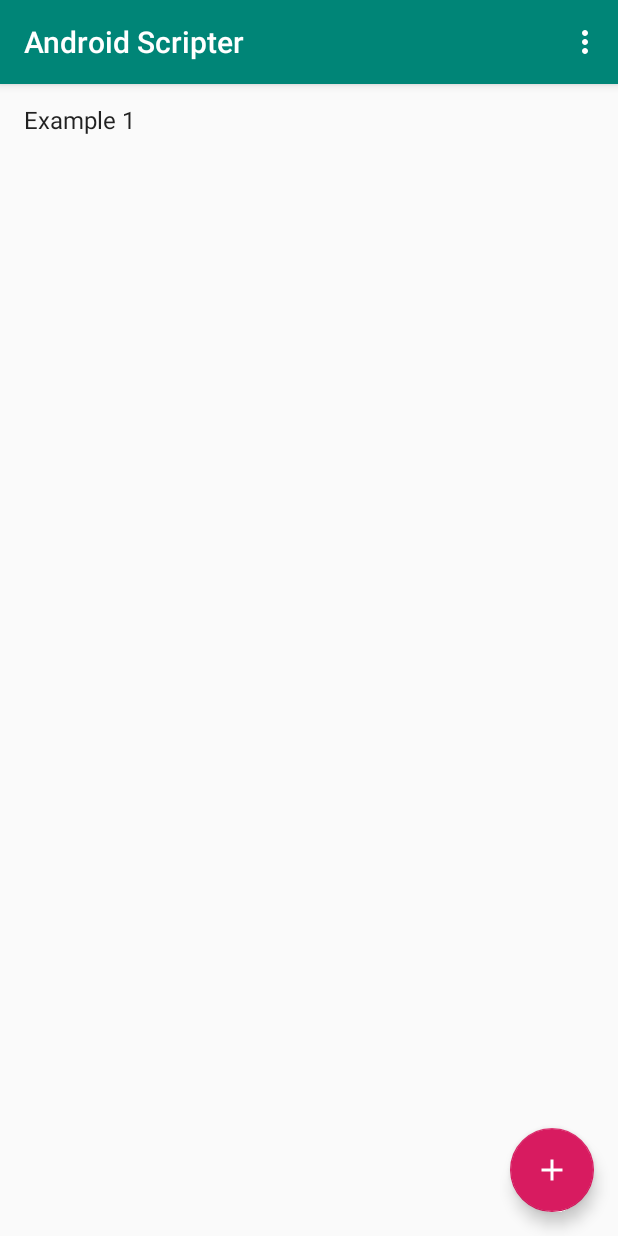
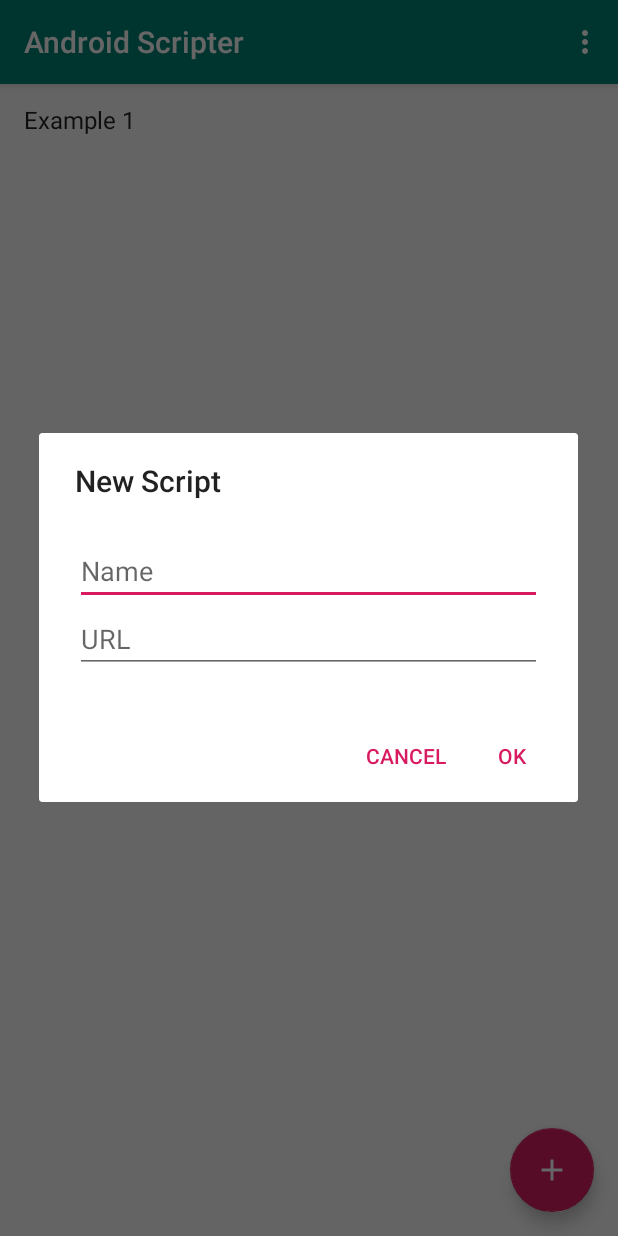
Before and after one commit to ETS-Android5/AndroidScripter, an Android app: the screen it shows after launch (ScriptListActivity), after a tap on an icon or button, on a phone screen of 412 x 824 dp. Run offline under Robolectric (Android 15) with nearby library versions, the phone set to English and light mode, and no system bars.

Commit message:
Add script storage manager, and add dialog to create script entries

```diff
--- a/app/src/main/java/com/tsiemens/androidscripter/activity/ScriptListActivity.kt
+++ b/app/src/main/java/com/tsiemens/androidscripter/activity/ScriptListActivity.kt
@@ -8,8 +8,10 @@ import android.support.v7.widget.RecyclerView
 import android.view.*
 import android.widget.TextView
 import com.tsiemens.androidscripter.R
+import com.tsiemens.androidscripter.dialog.ScriptEditDialog
 import com.tsiemens.androidscripter.storage.ScriptFile
 import com.tsiemens.androidscripter.storage.ScriptFileStorage
+import com.tsiemens.androidscripter.storage.UserScriptFile
 import com.tsiemens.androidscripter.widget.RecyclerViewClickListener
 
 import kotlinx.android.synthetic.main.activity_script_list.*
@@ -23,8 +25,6 @@ class ScriptListActivity : AppCompatActivity() {
     private val scriptStorage = ScriptFileStorage(this)
 
     private val scriptFiles = arrayListOf<ScriptFile>()
-    private var nextNum = 1
-
 
     override fun onCreate(savedInstanceState: Bundle?) {
         super.onCreate(savedInstanceState)
@@ -37,6 +37,7 @@ class ScriptListActivity : AppCompatActivity() {
 //            scriptFiles.add("Entry " + nextNum.toString())
 //            nextNum++
 //            viewAdapter.notifyDataSetChanged()
+            createNewScript()
         }
 
         viewManager = LinearLayoutManager(this)
@@ -89,6 +90,17 @@ class ScriptListActivity : AppCompatActivity() {
         }
     }
 
+    private fun createNewScript() {
+        val createDialog = ScriptEditDialog()
+        createDialog.onOkListener = object : ScriptEditDialog.OnOkListener {
+            override fun onOk(name: String, url: String) {
+                val script = UserScriptFile(0, name, url)
+                scriptFiles.add(script)
+                viewAdapter.notifyDataSetChanged()
+            }
+        }
+        createDialog.show(supportFragmentManager, "Create script dialog")
+    }
 }
 
 class ScriptFileAdapter(private val myDataset: List<ScriptFile>) :
--- /dev/null
+++ b/app/src/main/java/com/tsiemens/androidscripter/dialog/ScriptEditDialog.kt
@@ -0,0 +1,65 @@
+package com.tsiemens.androidscripter.dialog
+
+import android.app.Dialog
+import android.os.Bundle
+import android.support.v4.app.DialogFragment
+import android.support.v7.app.AlertDialog
+import android.view.View
+import android.widget.EditText
+import com.tsiemens.androidscripter.R
+
+class ScriptEditDialog: DialogFragment() {
+    interface OnOkListener {
+        fun onOk(name: String, url: String)
+    }
+
+    private lateinit var dialogView: View
+
+    var onOkListener: OnOkListener? = null
+
+    override fun onCreateDialog(savedInstanceState: Bundle?): Dialog {
+        return activity?.let { fragActivity ->
+            val builder = AlertDialog.Builder(fragActivity)
+            val inflater = requireActivity().layoutInflater
+
+            builder.setTitle("New Script")
+            // Inflate and set the layout for the dialog
+            // Pass null as the parent view because its going in the dialog layout
+            dialogView = inflater.inflate(R.layout.dialog_script_edit, null)
+            builder.setView(dialogView)
+                // Positive click listener is set onStart to override the dismiss behaviour
+                .setPositiveButton(android.R.string.ok, null)
+                .setNegativeButton(android.R.string.cancel, null)
+            builder.create()
+
+        } ?: throw IllegalStateException("Activity cannot be null")
+    }
+
+    override fun onStart() {
+        super.onStart()
+        val d = dialog as AlertDialog
+        d.getButton(Dialog.BUTTON_POSITIVE).setOnClickListener { doOk() }
+    }
+
+    fun doOk() {
+        val nameEt = dialogView.findViewById<EditText>(R.id.name_et)
+        val urlEt = dialogView.findViewById<EditText>(R.id.url_et)
+
+        var setError = false
+        if (nameEt.text.toString().trim().isEmpty()) {
+            nameEt.error = "Name must not be empty"
+            setError = true
+        }
+        if (urlEt.text.toString().trim().isEmpty()) {
+            urlEt.error = "URL must not be empty"
+            setError = true
+        }
+
+        if (!setError) {
+            onOkListener?.let {
+                it.onOk(nameEt.text.toString(), urlEt.text.toString())
+            }
+            dialog.dismiss()
+        }
+    }
+}
--- a/app/src/main/java/com/tsiemens/androidscripter/storage/ScriptFile.kt
+++ b/app/src/main/java/com/tsiemens/androidscripter/storage/ScriptFile.kt
@@ -1,14 +1,92 @@
 package com.tsiemens.androidscripter.storage
 
 import android.content.Context
+import android.content.SharedPreferences
+import android.util.Log
+import org.json.JSONException
+import org.json.JSONObject
 
-class ScriptFile(val filename: String,
-                 var name: String,
-                 val isPermenantAsset: Boolean) {
-}
+// TODO this should be id (which is generated, and implies the filename), URL, and name
+open class ScriptFile(var name: String)
+
+class SampleScriptFile(val filename: String, name: String): ScriptFile(name)
+
+class UserScriptFile(val id: Long,
+                     name: String,
+                     var url: String): ScriptFile(name)
 
 class ScriptFileStorage(val context: Context) {
+    companion object {
+        val TAG = ScriptFileStorage::class.java.simpleName
+
+        val SCRIPT_ENTRY_PREFS = "user_scripts_prefs"
+        val SCRIPT_ENTRIES_JSON = "script_entries"
+    }
+
+    class ScriptJson {
+        companion object {
+            val NAME = "name"
+            val URL = "filename"
+        }
+    }
+
+    private fun getSampleScriptFiles(): List<ScriptFile> {
+        return arrayListOf(SampleScriptFile("example1.py", "Example 1"))
+    }
+
+    private fun prefs(): SharedPreferences {
+        return context.getSharedPreferences(SCRIPT_ENTRY_PREFS, Context.MODE_PRIVATE)
+    }
+
+    fun getUserScriptFilesMap(): MutableMap<Long, UserScriptFile> {
+        val scriptsJson = prefs().getString(SCRIPT_ENTRIES_JSON, null)
+        val scripts = hashMapOf<Long, UserScriptFile>()
+
+        if (scriptsJson != null) {
+            try {
+                val jsonObj = JSONObject(scriptsJson)
+                jsonObj.keys().forEach { id ->
+                    val scriptJsonObj = jsonObj.getJSONObject(id)
+                    val scriptFile = UserScriptFile(id.toLong(),
+                        scriptJsonObj.getString(ScriptJson.NAME),
+                        scriptJsonObj.getString(ScriptJson.URL))
+                    scripts[scriptFile.id] = (scriptFile)
+                }
+            } catch (e: JSONException) {
+                Log.e(TAG, e.message)
+            }
+        }
+
+        return scripts
+    }
+
+    fun putUserScriptFilesMap(scripts: Map<Long, UserScriptFile>) {
+        val scriptsJsonObj = JSONObject()
+        scripts.forEach { id, scriptFile ->
+            val scriptJsonObj = JSONObject()
+            scriptJsonObj.put(ScriptJson.NAME, scriptFile.name)
+            scriptJsonObj.put(ScriptJson.URL, scriptFile.url)
+            scriptsJsonObj.put(scriptFile.id.toString(), scriptJsonObj)
+        }
+
+        prefs().edit().putString(SCRIPT_ENTRIES_JSON, scriptsJsonObj.toString()).apply()
+    }
+
+    private fun getUserScriptFiles(): List<ScriptFile> {
+        val scripts = arrayListOf<ScriptFile>()
+        getUserScriptFilesMap().values.forEach {
+            scripts.add(it)
+        }
+        return scripts
+    }
+
     fun getScriptFiles(): List<ScriptFile> {
-        return arrayListOf(ScriptFile("example1.py", "Example 1", true))
+        return getSampleScriptFiles() + getUserScriptFiles()
+    }
+
+    fun addScriptFile(script: UserScriptFile) {
+        val userScripts = getUserScriptFilesMap()
+        userScripts[script.id] = script
+        putUserScriptFilesMap(userScripts)
     }
 }
--- /dev/null
+++ b/app/src/main/res/layout/dialog_script_edit.xml
@@ -0,0 +1,23 @@
+<?xml version="1.0" encoding="utf-8"?>
+<LinearLayout
+        xmlns:android="http://schemas.android.com/apk/res/android"
+        android:layout_width="match_parent"
+        android:layout_height="wrap_content"
+        android:orientation="vertical"
+        android:padding="?android:attr/dialogPreferredPadding">
+
+    <EditText
+            android:id="@+id/name_et"
+            android:layout_width="match_parent"
+            android:layout_height="wrap_content"
+            android:inputType="textShortMessage"
+            android:hint="Name"/>
+
+    <EditText
+            android:id="@+id/url_et"
+            android:layout_width="match_parent"
+            android:layout_height="wrap_content"
+            android:inputType="textUri"
+            android:hint="URL"/>
+
+</LinearLayout>
--- a/app/src/main/res/values/strings.xml
+++ b/app/src/main/res/values/strings.xml
@@ -1,6 +1,8 @@
 <resources>
     <string name="app_name">Android Scripter</string>
+
     <string name="action_settings">Settings</string>
+    <string name="action_edit">Edit</string>
 
     <string-array name="overlay_displays">
         <item>Screen Text</item>
```
Also changed, not shown: app/src/main/java/com/tsiemens/androidscripter/TesseractHelper.kt (+2 -9 lines), app/src/main/java/com/tsiemens/androidscripter/activity/ScriptRunnerActivity.kt (+0 -15 lines), app/src/main/java/com/tsiemens/androidscripter/storage/StorageUtil.kt (added, +25 -0 lines), app/src/main/res/menu/script_runner_menu.xml (added, +10 -0 lines).
